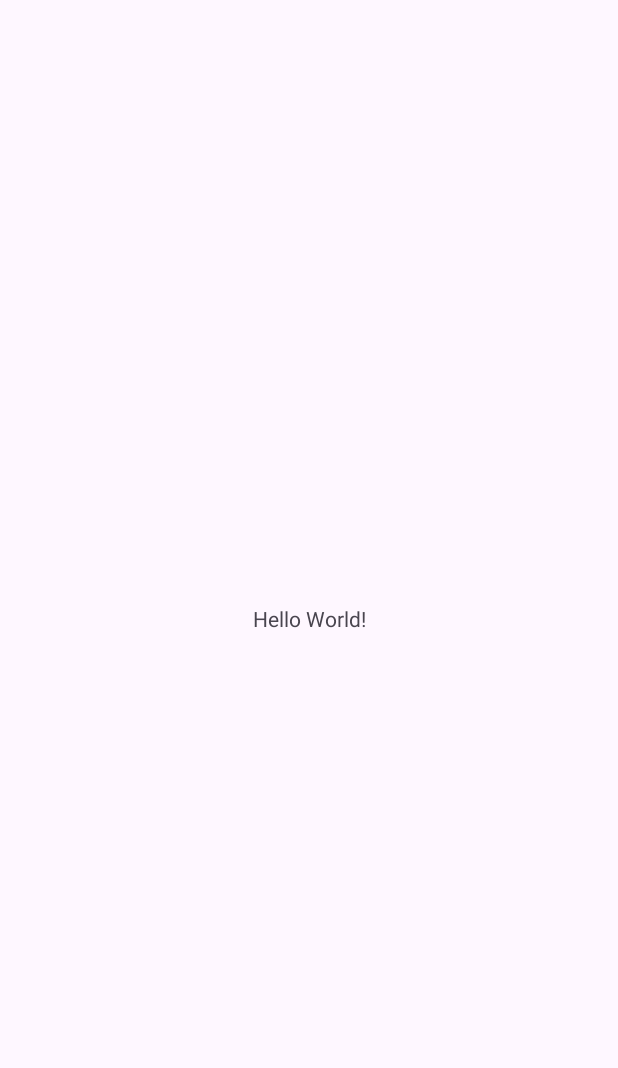
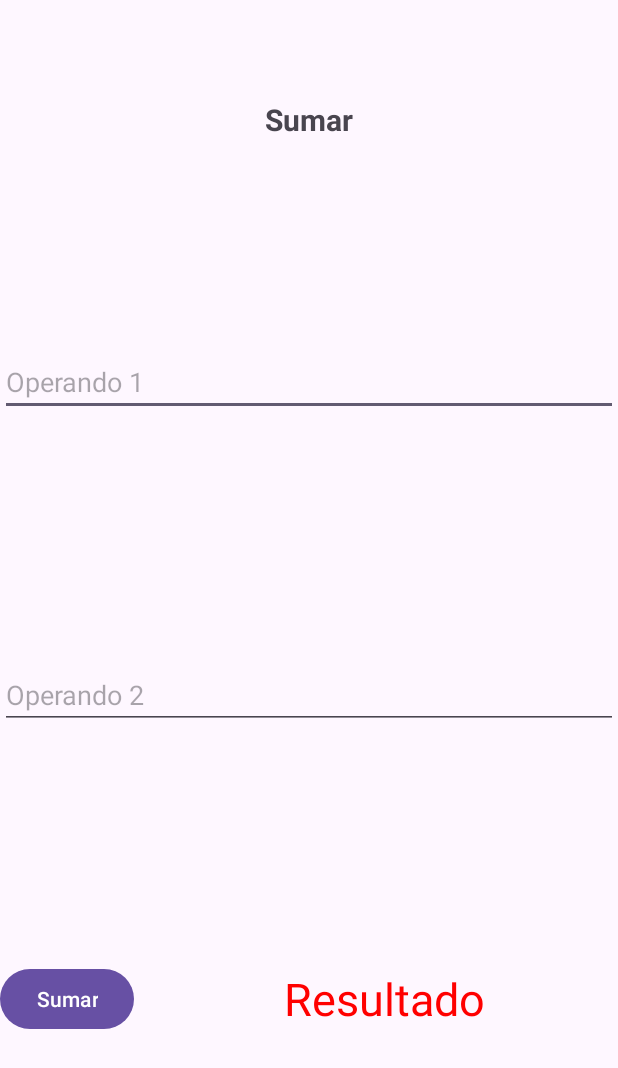
Before and after one commit to FranOrteg/PMDM, an Android app: the screen it shows after launch (MainActivity), on a phone screen of 412 x 824 dp. Before the commit the part shown is almost empty. Shown: the top 1068 px of the screen. Run offline under Robolectric (Android 15) with nearby library versions, the phone set to English and light mode, and no system bars.

Commit message:
ut03 actividad2

```diff
--- a/UD03_actividad2/app/src/main/java/com/example/ud03_actividad2/MainActivity.java
+++ b/UD03_actividad2/app/src/main/java/com/example/ud03_actividad2/MainActivity.java
@@ -1,24 +1,43 @@
 package com.example.ud03_actividad2;
 
+
 import android.os.Bundle;
+import android.view.View;
+import android.widget.Button;
+import android.widget.EditText;
+import android.widget.TextView;
 
-import androidx.activity.EdgeToEdge;
 import androidx.appcompat.app.AppCompatActivity;
-import androidx.core.graphics.Insets;
-import androidx.core.view.ViewCompat;
-import androidx.core.view.WindowInsetsCompat;
 
 public class MainActivity extends AppCompatActivity {
+
+    EditText etOperando1, etOperando2;
+    TextView tvResultado;
+    Button btnSumar;
 
     @Override
     protected void onCreate(Bundle savedInstanceState) {
         super.onCreate(savedInstanceState);
-        EdgeToEdge.enable(this);
         setContentView(R.layout.activity_main);
-        ViewCompat.setOnApplyWindowInsetsListener(findViewById(R.id.main), (v, insets) -> {
-            Insets systemBars = insets.getInsets(WindowInsetsCompat.Type.systemBars());
-            v.setPadding(systemBars.left, systemBars.top, systemBars.right, systemBars.bottom);
-            return insets;
+
+        etOperando1 = (EditText) findViewById(R.id.etOperando1);
+        etOperando2 = (EditText) findViewById(R.id.etOperando2);
+        tvResultado = (TextView) findViewById(R.id.tvResultado);
+        btnSumar = (Button) findViewById(R.id.btnSumar);
+
+        btnSumar.setOnClickListener(new View.OnClickListener() {
+            @Override
+            public void onClick(View view) {
+                int num1, num2;
+
+                try{
+                    num1=Integer.parseInt(etOperando1.getText().toString());
+                    num2=Integer.parseInt(etOperando2.getText().toString());
+                    tvResultado.setText(""+(num1+num2));
+                }catch(NumberFormatException e){
+                    tvResultado.setText("Los números deben ser enteros");
+                }
+            }
         });
     }
 }
--- a/UD03_actividad2/app/src/main/res/layout/activity_main.xml
+++ b/UD03_actividad2/app/src/main/res/layout/activity_main.xml
@@ -2,18 +2,78 @@
 <androidx.constraintlayout.widget.ConstraintLayout xmlns:android="http://schemas.android.com/apk/res/android"
     xmlns:app="http://schemas.android.com/apk/res-auto"
     xmlns:tools="http://schemas.android.com/tools"
-    android:id="@+id/main"
     android:layout_width="match_parent"
     android:layout_height="match_parent"
     tools:context=".MainActivity">
 
     <TextView
-        android:layout_width="wrap_content"
-        android:layout_height="wrap_content"
-        android:text="Hello World!"
-        app:layout_constraintBottom_toBottomOf="parent"
+        android:id="@+id/tvTitulo"
+        android:layout_width="match_parent"
+        android:layout_height="30dp"
+        android:layout_marginBottom="50dp"
+        android:layout_marginTop="30dp"
+        android:gravity="center_horizontal"
+        android:text="Sumar"
+        android:textSize="20dp"
+        android:textStyle="bold"
+        app:layout_constraintBottom_toTopOf="@+id/etOperando1"
         app:layout_constraintEnd_toEndOf="parent"
         app:layout_constraintStart_toStartOf="parent"
         app:layout_constraintTop_toTopOf="parent" />
 
+    <EditText
+        android:id="@+id/etOperando1"
+        android:layout_width="match_parent"
+        android:layout_height="wrap_content"
+        android:layout_marginBottom="74dp"
+        android:layout_marginTop="50dp"
+        android:hint="Operando 1"
+        app:layout_constraintBottom_toTopOf="@+id/etOperando2"
+        app:layout_constraintEnd_toEndOf="parent"
+        app:layout_constraintStart_toStartOf="parent"
+        app:layout_constraintTop_toBottomOf="@+id/tvTitulo" />
+
+    <EditText
+        android:id="@+id/etOperando2"
+        android:layout_width="match_parent"
+        android:layout_height="wrap_content"
+        android:layout_marginBottom="70dp"
+        android:layout_marginTop="54dp"
+        android:hint="Operando 2"
+        app:layout_constraintBottom_toTopOf="@+id/linearLayout"
+        app:layout_constraintEnd_toEndOf="parent"
+        app:layout_constraintStart_toStartOf="parent"
+        app:layout_constraintTop_toBottomOf="@+id/etOperando1"
+        />
+
+    <LinearLayout
+        android:id="@+id/linearLayout"
+        android:layout_width="match_parent"
+        android:layout_height="wrap_content"
+        android:layout_marginBottom="98dp"
+        android:layout_marginTop="50dp"
+        app:layout_constraintBottom_toBottomOf="parent"
+        app:layout_constraintEnd_toEndOf="parent"
+        app:layout_constraintStart_toStartOf="parent"
+        app:layout_constraintTop_toBottomOf="@+id/etOperando2" >
+
+        <Button
+            android:id="@+id/btnSumar"
+            android:layout_width="wrap_content"
+            android:layout_height="wrap_content"
+            android:text="Sumar" />
+
+        <TextView
+            android:id="@+id/tvResultado"
+            android:layout_width="wrap_content"
+            android:layout_height="wrap_content"
+            android:text="Resultado"
+            android:gravity="center"
+            android:layout_gravity="center"
+            android:layout_marginLeft="100dp"
+            android:textAlignment="center"
+            android:textColor="#FFFF0000"
+            android:textSize="30dp" />
+    </LinearLayout>
+
 </androidx.constraintlayout.widget.ConstraintLayout>
```
